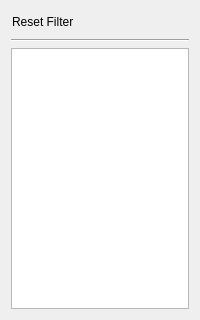
Qt form columnfilterdialog.ui (stefanzweig/qt_trace) before a commit.
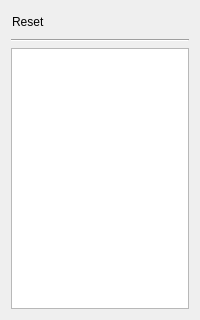
The same form after that commit.

The edit to the form file:
```diff
--- a/columnfilterdialog.ui
+++ b/columnfilterdialog.ui
@@ -23,7 +23,7 @@
       <string notr="true">QPushButton{text-align:left;}</string>
      </property>
      <property name="text">
-      <string>Reset Filter</string>
+      <string>Reset</string>
      </property>
      <property name="autoDefault">
       <bool>false</bool>
```
